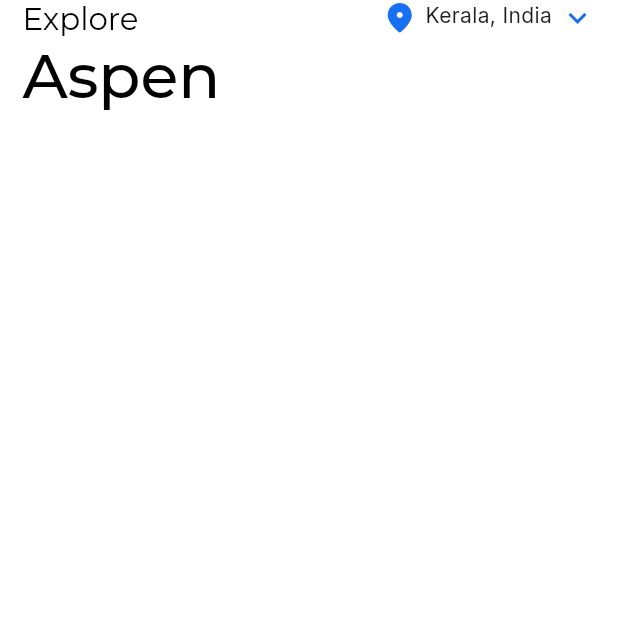
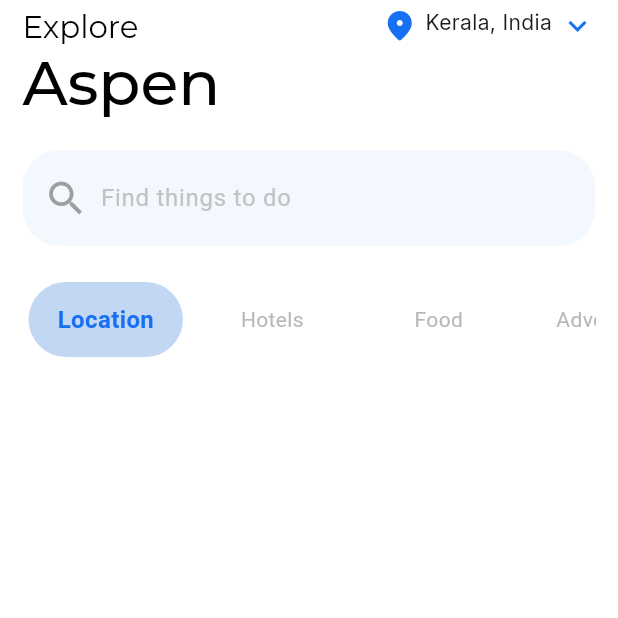
Before and after one commit to VISHNUPRABHAKARAN-7100/Aspen-Travel-App-Exploration, a Flutter app: the HomeScreen screen opened directly, on a phone screen of 412 x 824 dp, the top half of it. Run offline on Flutter 3.47's test engine with Material 3 defaults, Android fonts, the phone set to English and light mode, and no system bars; our stand-ins replace google_fonts.

Commit message:
feat: Added provider package and enum for home screen categories. feat: Implemented provider class for managing home screen data. refactor: Refactored home screen UI for improved structure and readability. feat: Created extension to capitalize the first letter of text. feat: Developed custom text form field for enhanced reusability.

```diff
--- /dev/null
+++ b/lib/home_screen/provider/home_screen_provider.dart
@@ -0,0 +1,11 @@
+import 'package:aspen_travel_app_exploration/utils/custom_enums.dart';
+import 'package:flutter/foundation.dart';
+
+class HomeScreenProvider with ChangeNotifier {
+  Categories categories = Categories.location;
+
+  void updateCategories({required Categories status}) {
+    categories = status;
+    notifyListeners();
+  }
+}
--- a/lib/home_screen/view/home_screen.dart
+++ b/lib/home_screen/view/home_screen.dart
@@ -1,6 +1,8 @@
 import 'package:aspen_travel_app_exploration/home_screen/view/widgets/home_screen_header.dart';
+import 'package:aspen_travel_app_exploration/home_screen/view/widgets/search_bar.dart';
 import 'package:flutter/material.dart';
 import 'package:flutter/services.dart';
+import 'widgets/category_list.dart';
 
 class HomeScreen extends StatelessWidget {
   const HomeScreen({super.key});
@@ -21,9 +23,13 @@ class HomeScreen extends StatelessWidget {
         child: SafeArea(
           child: Scaffold(
             body: ListView(
-              padding: const EdgeInsets.symmetric(horizontal: 15),
+              padding: const EdgeInsets.symmetric(horizontal: 15, vertical: 5),
               children: const [
                 HomeScreenHeader(),
+                SizedBox(height: 20),
+                SearchBarForHomeScreen(),
+                SizedBox(height: 20),
+                CategoryList(),
               ],
             ),
           ),
--- /dev/null
+++ b/lib/home_screen/view/widgets/category_item.dart
@@ -0,0 +1,45 @@
+import 'package:aspen_travel_app_exploration/utils/extensions.dart';
+import 'package:flutter/material.dart';
+import 'package:google_fonts/google_fonts.dart';
+import '../../../utils/color_constants.dart';
+import '../../../utils/custom_enums.dart';
+
+class CategoryItem extends StatelessWidget {
+  final Categories category;
+  final bool isSelected;
+  final VoidCallback onTap;
+
+  const CategoryItem({
+    required this.category,
+    required this.isSelected,
+    required this.onTap,
+    super.key,
+  });
+
+  @override
+  Widget build(BuildContext context) {
+    final screenWidth = MediaQuery.of(context).size.width;
+    return GestureDetector(
+      onTap: onTap,
+      child: Container(
+        margin: const EdgeInsets.all(4.0),
+        height: 50,
+        width: screenWidth * 0.25,
+        decoration: BoxDecoration(
+          borderRadius: BorderRadius.circular(30),
+          color: isSelected ? const Color(0xFFC2D7F3) : Colors.white,
+        ),
+        alignment: Alignment.center,
+        child: Text(
+          category.name.capitalize(),
+          style: GoogleFonts.roboto(
+            color:
+                isSelected ? ColorConstants.mainBlue : const Color(0xffB8B8B8),
+            fontWeight: isSelected ? FontWeight.w600 : FontWeight.normal,
+            fontSize: isSelected ? 16 : 14,
+          ),
+        ),
+      ),
+    );
+  }
+}
--- /dev/null
+++ b/lib/home_screen/view/widgets/category_list.dart
@@ -0,0 +1,29 @@
+import 'package:aspen_travel_app_exploration/home_screen/view/widgets/category_item.dart';
+import 'package:flutter/material.dart';
+import 'package:provider/provider.dart';
+import '../../../utils/custom_enums.dart';
+import '../../provider/home_screen_provider.dart';
+
+class CategoryList extends StatelessWidget {
+  const CategoryList({super.key});
+
+  @override
+  Widget build(BuildContext context) {
+    return SingleChildScrollView(
+      scrollDirection: Axis.horizontal,
+      child: Consumer<HomeScreenProvider>(
+        builder: (context, snapShot, child) {
+          return Row(
+            children: Categories.values.map((category) {
+              return CategoryItem(
+                category: category,
+                isSelected: snapShot.categories == category,
+                onTap: () => snapShot.updateCategories(status: category),
+              );
+            }).toList(),
+          );
+        },
+      ),
+    );
+  }
+}
--- /dev/null
+++ b/lib/home_screen/view/widgets/search_bar.dart
@@ -0,0 +1,24 @@
+import 'package:flutter/material.dart';
+import '../../../utils/widgets/custom_text_form_field.dart';
+
+class SearchBarForHomeScreen extends StatelessWidget {
+  const SearchBarForHomeScreen({super.key});
+
+  @override
+  Widget build(BuildContext context) {
+    return CustomTextFormField(
+      hintText: 'Find things to do',
+      borderRadius: 25,
+      prefixIcon: const Padding(
+        padding: EdgeInsets.only(left: 10),
+        child: Icon(
+          Icons.search_sharp,
+          color: Colors.grey,
+          size: 30,
+        ),
+      ),
+      validator: (p0) => null,
+      textEditingController: TextEditingController(),
+    );
+  }
+}
--- a/lib/main.dart
+++ b/lib/main.dart
@@ -1,5 +1,7 @@
+import 'package:aspen_travel_app_exploration/home_screen/provider/home_screen_provider.dart';
 import 'package:flutter/material.dart';
 import 'package:flutter/services.dart';
+import 'package:provider/provider.dart';
 import 'splash_screen/view/splash_screen.dart';
 
 void main() {
@@ -20,12 +22,19 @@
 
   @override
   Widget build(BuildContext context) {
-    return MaterialApp(
-      theme: ThemeData(
-        scaffoldBackgroundColor: const Color(0xFFFFFFFF),
+    return MultiProvider(
+      providers: [
+        ChangeNotifierProvider(
+          create: (context) => HomeScreenProvider(),
+        )
+      ],
+      child: MaterialApp(
+        theme: ThemeData(
+          scaffoldBackgroundColor: const Color(0xFFFFFFFF),
+        ),
+        debugShowCheckedModeBanner: false,
+        home: const SplashScreen(),
       ),
-      debugShowCheckedModeBanner: false,
-      home: const SplashScreen(),
     );
   }
 }
--- /dev/null
+++ b/lib/utils/custom_enums.dart
@@ -0,0 +1,6 @@
+enum Categories {
+  location,
+  hotels,
+  food,
+  adventure,
+}
--- /dev/null
+++ b/lib/utils/extensions.dart
@@ -0,0 +1,5 @@
+extension StringExtension on String {
+  String capitalize() {
+    return "${this[0].toUpperCase()}${substring(1).toLowerCase()}";
+  }
+}
--- /dev/null
+++ b/lib/utils/widgets/custom_text_form_field.dart
@@ -0,0 +1,103 @@
+import 'package:flutter/material.dart';
+import 'package:flutter/services.dart';
+
+// Custom widget for create a custom textForm field for refactoring the code.
+class CustomTextFormField extends StatelessWidget {
+  const CustomTextFormField({
+    super.key,
+    required this.hintText,
+    this.obscureText = false,
+    required this.validator,
+    required this.textEditingController,
+    this.keyboardType,
+    this.inputFormatters,
+    this.suffixIcon,
+    this.textCapitalization = TextCapitalization.none,
+    this.onTap,
+    this.onChanged,
+    this.maxLines = 1,
+    this.textInputAction = TextInputAction.next,
+    this.readOnly = false,
+    this.hintTextColor = const Color(0xFFC2C2C2),
+    this.cursorColor = Colors.black,
+    this.onFieldSubmitted,
+    this.prefixIcon,
+    this.borderRadius = 15,
+  });
+
+  final String hintText;
+  final bool obscureText;
+  final String? Function(String?) validator;
+  final TextEditingController textEditingController;
+  final TextInputType? keyboardType;
+  final List<TextInputFormatter>? inputFormatters;
+  final Widget? suffixIcon;
+  final TextCapitalization textCapitalization;
+  final VoidCallback? onTap;
+  final ValueChanged<String>? onChanged;
+  final int? maxLines;
+  final TextInputAction textInputAction;
+  final bool readOnly;
+  final Color hintTextColor;
+  final Color cursorColor;
+  final void Function(String)? onFieldSubmitted;
+  final Widget? prefixIcon;
+  final double borderRadius;
+
+  @override
+  Widget build(BuildContext context) {
+    return TextFormField(
+      readOnly: readOnly,
+      controller: textEditingController,
+      obscureText: obscureText,
+      textCapitalization: textCapitalization,
+      decoration: InputDecoration(
+        contentPadding: const EdgeInsets.symmetric(vertical: 20.0),
+        focusedBorder: OutlineInputBorder(
+          borderSide: BorderSide.none,
+          borderRadius: BorderRadius.circular(borderRadius),
+        ),
+        disabledBorder: OutlineInputBorder(
+          borderSide: BorderSide.none,
+          borderRadius: BorderRadius.circular(borderRadius),
+        ),
+        enabledBorder: OutlineInputBorder(
+          borderSide: BorderSide.none,
+          borderRadius: BorderRadius.circular(borderRadius),
+        ),
+        errorBorder: OutlineInputBorder(
+          borderSide: BorderSide.none,
+          borderRadius: BorderRadius.circular(borderRadius),
+        ),
+        border: OutlineInputBorder(
+          borderSide: BorderSide.none,
+          borderRadius: BorderRadius.circular(borderRadius),
+        ),
+        hintText: hintText,
+        hintStyle: TextStyle(color: hintTextColor),
+        suffixIcon: suffixIcon,
+        filled: true,
+        fillColor: const Color(0xffF3F8FE),
+        prefixIcon: prefixIcon,
+      ),
+      keyboardType: keyboardType,
+      textInputAction: textInputAction,
+      cursorColor: cursorColor,
+      inputFormatters: inputFormatters,
+      validator: validator,
+      onTap: onTap,
+      onChanged: onChanged,
+      maxLines: maxLines,
+      onTapOutside: (event) {
+        // Below command is for dispose the keyboard when
+        //the user clicks outside of the text field.
+        FocusManager.instance.primaryFocus?.unfocus();
+      },
+      onFieldSubmitted: (value) {
+        if (onFieldSubmitted != null) {
+          onFieldSubmitted!(value);
+        }
+      },
+    );
+  }
+}
--- a/pubspec.yaml
+++ b/pubspec.yaml
@@ -36,6 +36,7 @@ dependencies:
   # Use with the CupertinoIcons class for iOS style icons.
   cupertino_icons: ^1.0.6
   google_fonts: ^6.2.1
+  provider: ^6.1.2
 
 dev_dependencies:
   flutter_test:
```
Also changed, not shown: pubspec.lock.
